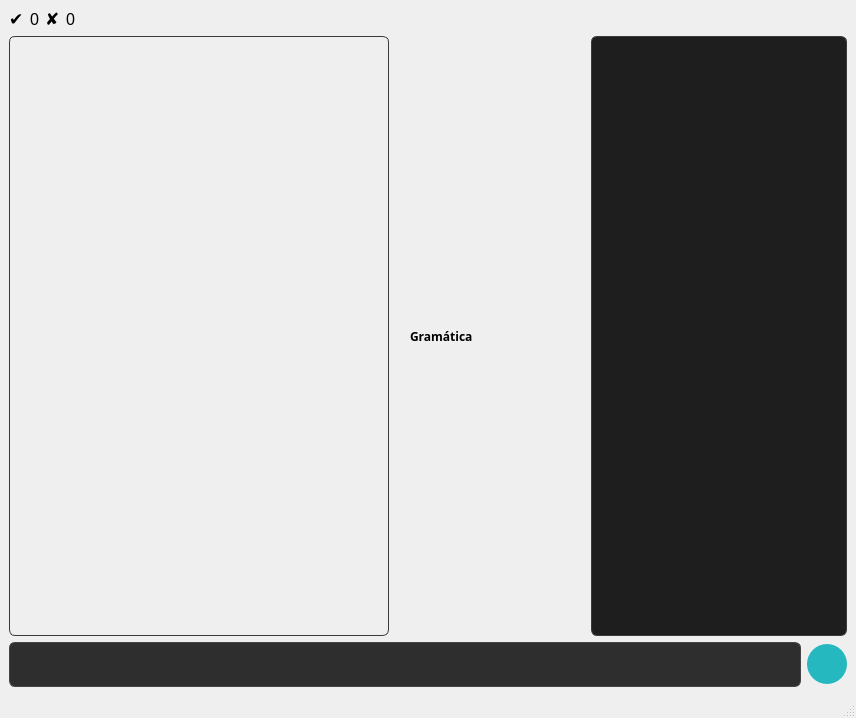
Before: the Qt Designer form src/gui/lltutorwindow.ui in jose-rZM/SyntaxTutor, drawn with Qt 5.
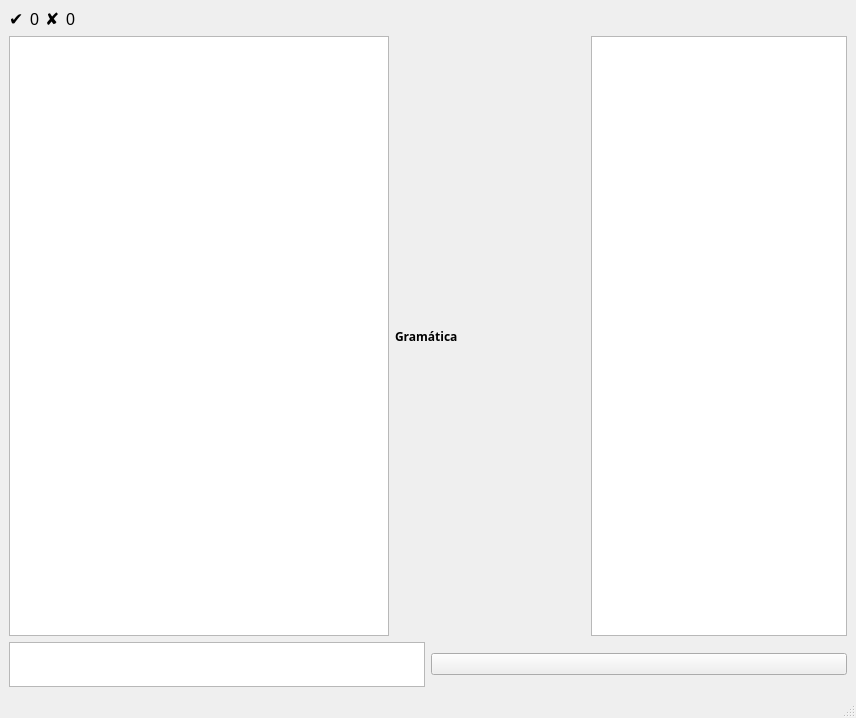
After: the same form once the commit is applied. Icons and pictures are not drawn. Custom widgets are drawn as their Qt base class.

Commit message: refactor: extract general styles

```diff
--- a/src/gui/lltutorwindow.ui
+++ b/src/gui/lltutorwindow.ui
@@ -127,42 +127,6 @@
           <verstretch>0</verstretch>
          </sizepolicy>
         </property>
-        <property name="styleSheet">
-         <string notr="true"> QListWidget {
-        border: 1px solid #3a3a3a;
-        border-radius: 6px;
-        background-color: transparent;
-    }
-
-    QListWidget::viewport {
-        background-color: transparent;
-    }
-   QScrollBar:vertical {
-        background: #1e1e1e;
-        width: 10px;
-        margin: 2px 0 2px 0;
-        border-radius: 5px;
-    }
-
-    QScrollBar::handle:vertical {
-        background: #5c5c5c;
-        min-height: 20px;
-        border-radius: 5px;
-    }
-
-    QScrollBar::handle:vertical:hover {
-        background: #777;
-    }
-
-    QScrollBar::add-line:vertical, QScrollBar::sub-line:vertical {
-        height: 0px;
-        background: none;
-    }
-
-    QScrollBar::add-page:vertical, QScrollBar::sub-page:vertical {
-        background: none;
-    }</string>
-        </property>
        </widget>
       </item>
       <item>
@@ -179,10 +143,6 @@
           <bold>true</bold>
          </font>
         </property>
-        <property name="styleSheet">
-         <string notr="true">    padding: 12px;
-    border-radius: 6px;</string>
-        </property>
         <property name="text">
          <string>Gramática</string>
         </property>
@@ -190,43 +150,6 @@
       </item>
       <item>
        <widget class="QTextEdit" name="textEdit">
-        <property name="styleSheet">
-         <string notr="true">QTextEdit {
-background-color: #1e1e1e;
-color: #ffffff;
-border: 1px solid #3a3a3a;
-border-radius: 6px;
-padding: 8px;
-selection-background-color: #44475a;
-selection-color: #ffffff;
-font-family: Noto Sans
-}
-  QScrollBar:vertical {
-        background: #1e1e1e;
-        width: 10px;
-        margin: 2px 0 2px 0;
-        border-radius: 5px;
-    }
-
-    QScrollBar::handle:vertical {
-        background: #5c5c5c;
-        min-height: 20px;
-        border-radius: 5px;
-    }
-
-    QScrollBar::handle:vertical:hover {
-        background: #777;
-    }
-
-    QScrollBar::add-line:vertical, QScrollBar::sub-line:vertical {
-        height: 0px;
-        background: none;
-    }
-
-    QScrollBar::add-page:vertical, QScrollBar::sub-page:vertical {
-        background: none;
-    }</string>
-        </property>
         <property name="readOnly">
          <bool>true</bool>
         </property>
@@ -256,26 +179,6 @@
           <height>100</height>
          </size>
         </property>
-        <property name="styleSheet">
-         <string notr="true">QTextEdit {
-	background-color: #2E2E2E;
-	color: #E0E0E0;
-	border: 1px solid #444;
-	border-radius: 6px;
-	padding: 6px 10px;
-	font-size: 16px;
-}
-
-QTextEdit:focus {
-		border-bottom: 2px solid #00ADB5;
-}
-
-QTextEdit:disabled {
-    background-color: #3A3A3A; 
-    color: #777;    
-    border: 1px solid #555;   
-}</string>
-        </property>
        </widget>
       </item>
       <item>
@@ -283,32 +186,6 @@
         <property name="cursor">
          <cursorShape>PointingHandCursor</cursorShape>
         </property>
-        <property name="styleSheet">
-         <string notr="true">QPushButton {
-background-color: rgba(0, 173, 181, 0.85);    
-border: none;
-    border-radius: 20px; /* La mitad de width/height para que sea redondo */
-    min-width: 40px;
-    min-height: 40px;
-    max-width: 40px;
-    max-height: 40px;
-    padding: 0px;
-    icon-size: 24px 24px; /* Asegúrate de ajustar esto en C++ también si no reacciona */
-}
-
-QPushButton:hover {
-    background-color: #00C8D6;
-}
-
-QPushButton:pressed {
-    background-color: #009AA3;
-}
-
-QPushButton:disabled {
-    background-color: #888888;
-    color: #dddddd;
-}</string>
-        </property>
         <property name="text">
          <string/>
         </property>
```
The commit also changes 7 other files.
